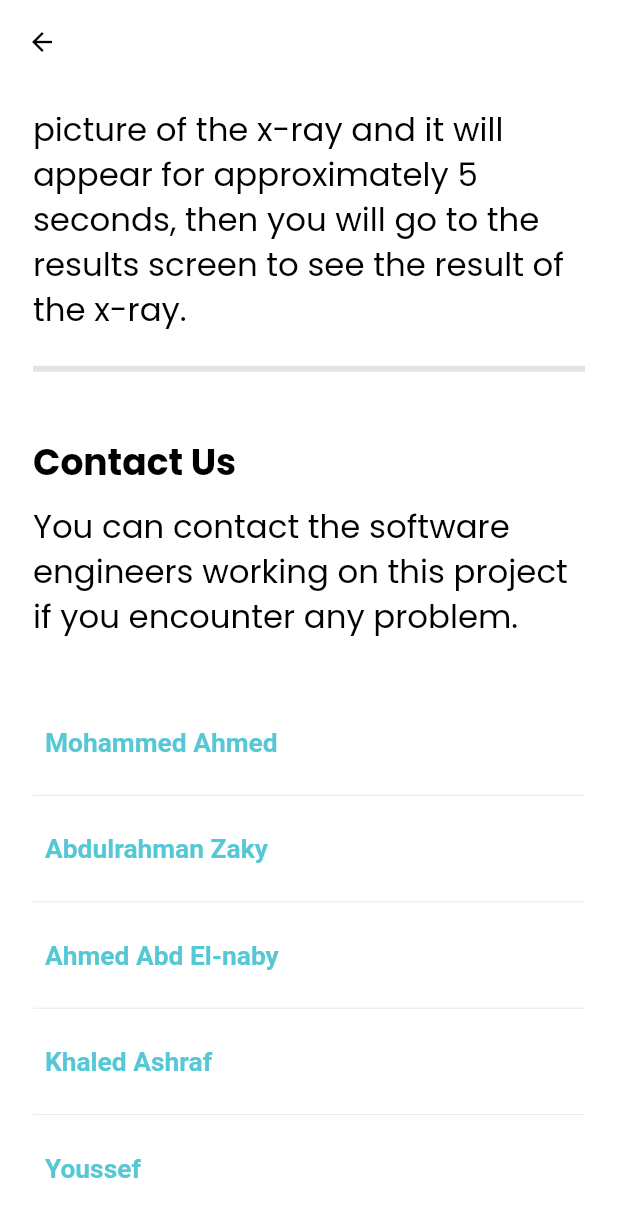
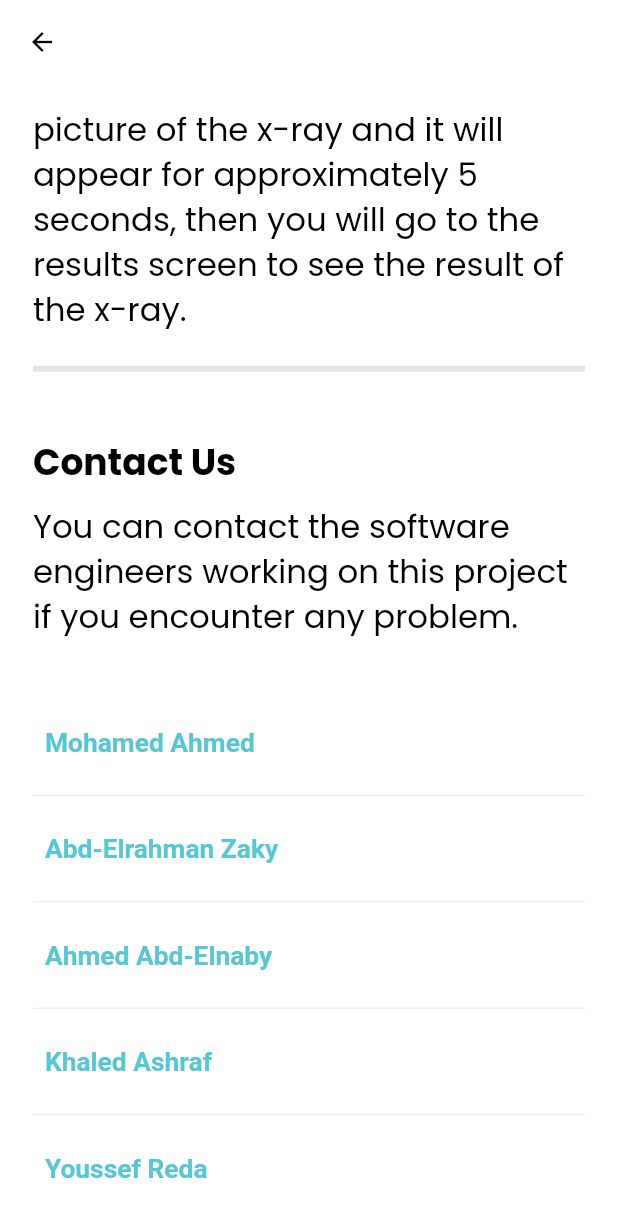
Before and after one commit to Mohammedomargallya39/brain_cancer, a Flutter app: the AboutUsPage screen opened directly, scrolled down 316 dp, on a phone screen of 412 x 824 dp. Shown: the top 1217 px of the screen. Run offline on Flutter 3.47's test engine with Material 2 defaults, Android fonts, the phone set to English and light mode, and no system bars; our stand-ins replace animated_splash_screen, bloc, conditional_builder_null_safety, dartz, dio, equatable and 7 more; accounts and stored records are empty; network calls fail.

Commit message:
Finish App v3

```diff
--- a/assets/translations/en.json
+++ b/assets/translations/en.json
@@ -74,6 +74,11 @@
   "howToUseDescription": "After creating an account and logging in, you can upload a picture of the x-ray and it will appear for approximately 5 seconds, then you will go to the results screen to see the result of the x-ray.",
   "contactUs": "Contact Us",
   "contactUsDescription": "You can contact the software engineers working on this project if you encounter any problem.",
-  "emptyResult": "Add an image first to see the result"
+  "emptyResult": "Add an image first to see the result",
+  "khattaby": "Mohamed Ahmed",
+  "khalid": "Khaled Ashraf",
+  "shahin": "Ahmed Abd-Elnaby",
+  "zaky": "Abd-Elrahman Zaky",
+  "yousef": "Youssef Reda"
 
 }
--- a/lib/core/network/remote/api_endpoints.dart
+++ b/lib/core/network/remote/api_endpoints.dart
@@ -1,4 +1,4 @@
-const String baseUrl = 'http://3a98-156-210-34-115.ngrok.io/';
+const String baseUrl = 'http://ed6e-156-210-34-115.ngrok.io/';
 
 String? token;
 
--- a/lib/core/util/translation.dart
+++ b/lib/core/util/translation.dart
@@ -76,6 +76,12 @@ class TranslationModel {
   late String contactUs;
   late String contactUsDescription;
   late String emptyResult;
+  late String khattaby;
+  late String khalid;
+  late String shahin;
+  late String zaky;
+  late String yousef;
+
 
 
 
@@ -162,6 +168,11 @@ class TranslationModel {
     howToUseDescription = json['howToUseDescription'];
     contactUsDescription = json['contactUsDescription'];
     emptyResult = json['emptyResult'];
+    khattaby = json['khattaby'];
+    khalid = json['khalid'];
+    shahin = json['shahin'];
+    zaky = json['zaky'];
+    yousef = json['yousef'];
 
 
 
@@ -247,6 +258,11 @@ class TranslationModel {
         'howToUseDescription': howToUseDescription,
         'contactUsDescription': contactUsDescription,
         'emptyResult': emptyResult,
+        'khattaby': khattaby,
+        'khalid': khalid,
+        'shahin': shahin,
+        'zaky': zaky,
+        'yousef': yousef,
 
 
 
--- a/lib/core/util/widgets/logo.dart
+++ b/lib/core/util/widgets/logo.dart
@@ -14,7 +14,7 @@ class AppLogo extends StatelessWidget {
     return BlocBuilder<AppCubit, AppState>(
       builder: (context, state) {
         return Image.asset(
-          'assets/images/BrainCancerLogo.png',
+          'assets/images/logo.png',
           width: pxToDp(350.0),
           height: pxToDp(350.0),
           // color: AppCubit
--- a/lib/features/setting/presentation/pages/about_us_page.dart
+++ b/lib/features/setting/presentation/pages/about_us_page.dart
@@ -89,11 +89,11 @@ class AboutUsPage extends StatelessWidget {
                   ),
                   space40Vertical(context),
                   DefaultTextButton(
-                      text: 'Mohammed Ahmed',
+                      text: appTranslation(context).khattaby,
                       fontFamily: 'Roboto',
                       onPressed: () async
                       {
-                        await launchUrlString('mailto:mohammed.gallya39@gmail.com');
+                        await launchUrlString('mailto:mokhattaby38@gmail.com');
                       },
                       textColor: HexColor(mainColor),
                       fontSize: responsiveValue(context, 16),
@@ -102,11 +102,11 @@ class AboutUsPage extends StatelessWidget {
                   myDivider(context),
                   space10Vertical(context),
                   DefaultTextButton(
-                    text: 'Abdulrahman Zaky',
+                    text: appTranslation(context).zaky,
                     fontFamily: 'Roboto',
                     onPressed: () async
                     {
-                      await launchUrlString('mailto:mohammed.gallya39@gmail.com');
+                      await launchUrlString('mailto:bodyzaky30@gmail.com');
                     },
                     textColor: HexColor(mainColor),
                     fontSize: responsiveValue(context, 16),
@@ -115,11 +115,11 @@ class AboutUsPage extends StatelessWidget {
                   myDivider(context),
                   space10Vertical(context),
                   DefaultTextButton(
-                    text: 'Ahmed Abd El-naby',
+                    text: appTranslation(context).shahin,
                     fontFamily: 'Roboto',
                     onPressed: () async
                     {
-                      await launchUrlString('mailto:mohammed.gallya39@gmail.com');
+                      await launchUrlString('mailto:ahmed11.shahin2000@gmail.com');
                     },
                     textColor: HexColor(mainColor),
                     fontSize: responsiveValue(context, 16),
@@ -128,11 +128,11 @@ class AboutUsPage extends StatelessWidget {
                   myDivider(context),
                   space10Vertical(context),
                   DefaultTextButton(
-                    text: 'Khaled Ashraf',
+                    text: appTranslation(context).khalid,
                     fontFamily: 'Roboto',
                     onPressed: () async
                     {
-                      await launchUrlString('mailto:mohammed.gallya39@gmail.com');
+                      await launchUrlString('mailto:khalidashraf380@gmail.com');
                     },
                     textColor: HexColor(mainColor),
                     fontSize: responsiveValue(context, 16),
@@ -141,11 +141,11 @@ class AboutUsPage extends StatelessWidget {
                   myDivider(context),
                   space10Vertical(context),
                   DefaultTextButton(
-                    text: 'Youssef',
+                    text: appTranslation(context).yousef,
                     fontFamily: 'Roboto',
                     onPressed: () async
                     {
-                      await launchUrlString('mailto:mohammed.gallya39@gmail.com');
+                      await launchUrlString('mailto:yousofmahmoud99@gmail.com');
                     },
                     textColor: HexColor(mainColor),
                     fontSize: responsiveValue(context, 16),
--- a/lib/features/setting/presentation/pages/profile_page.dart
+++ b/lib/features/setting/presentation/pages/profile_page.dart
@@ -21,6 +21,8 @@ class ProfilePage extends StatelessWidget {
               20,
             ),
           ),
+          child: SingleChildScrollView(
+            physics: const BouncingScrollPhysics(),
             child: Column(
               crossAxisAlignment: CrossAxisAlignment.start,
               children: [
@@ -28,7 +30,7 @@ class ProfilePage extends StatelessWidget {
                   child: CircleAvatar(
                     radius: responsiveValue(context, 150),
                     backgroundImage: const AssetImage(
-                      'assets/images/BrainCancerLogo.png'
+                        'assets/images/logo.png'
                     ),
                   ),
                 ),
@@ -99,6 +101,7 @@ class ProfilePage extends StatelessWidget {
               ],
             ),
           ),
+        ),
     );
   }
 }
--- a/pubspec.yaml
+++ b/pubspec.yaml
@@ -59,6 +59,7 @@ dependencies:
   image_picker: ^0.8.5+3
   conditional_builder_null_safety: ^0.0.6
   url_launcher: ^6.0.0
+  animated_splash_screen: ^1.2.0
 
 
 
```
Also changed, not shown: assets/translations/ar.json (+7 -1 lines), lib/main.dart (+26 -5 lines), assets/images/logo.png (renamed from assets/images/BrainCancerLogo.png), pubspec.lock. Lines whose indentation alone changed are shown as unchanged.
